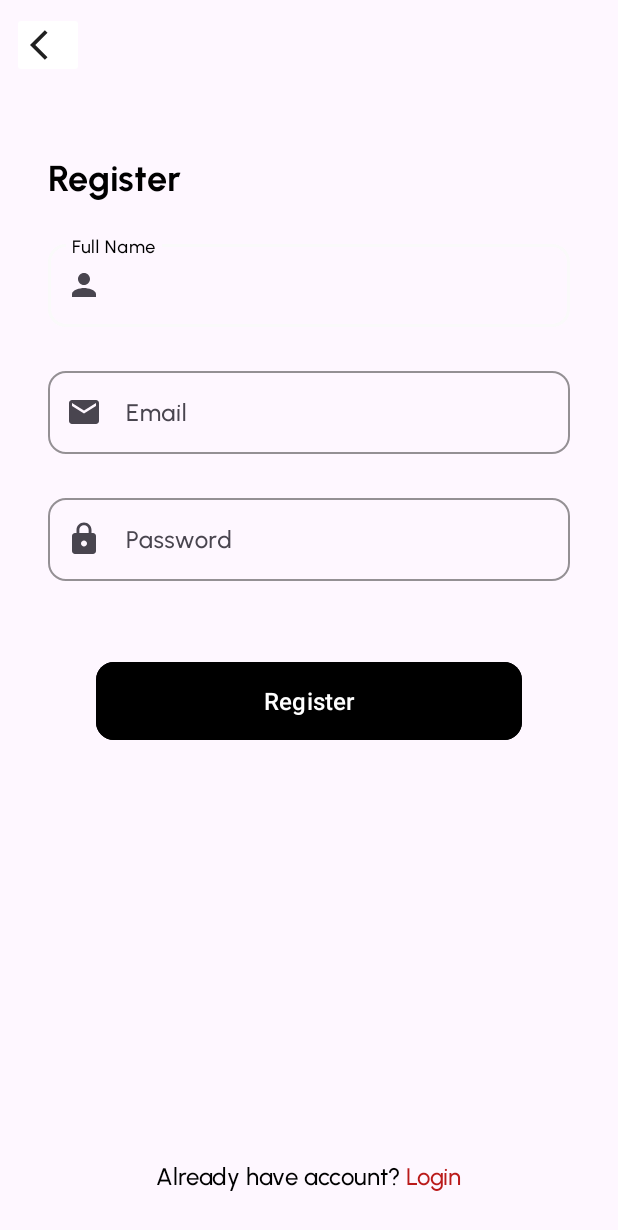
After one commit to wildanfatah22/challenge3, an Android app: the RegisterActivity screen opened directly, with no data from a screen before it, on a phone screen of 412 x 824 dp. The commit adds this screen. Shown: the top 1230 px of the screen. Run offline under Robolectric (Android 15) with nearby library versions, the phone set to English and light mode, and no system bars; 3 statements that could not run were skipped.

Commit message:
add splashscreen, register, and login. But main criteria already done last night

```diff
--- /dev/null
+++ b/app/src/main/java/com/example/challenge3/view/RegisterActivity.kt
@@ -0,0 +1,61 @@
+package com.example.challenge3.view
+
+import android.content.Intent
+import androidx.appcompat.app.AppCompatActivity
+import android.os.Bundle
+import android.view.View
+import com.example.challenge3.R
+import com.example.challenge3.databinding.ActivityRegisterBinding
+import com.google.android.material.textfield.TextInputLayout
+
+class RegisterActivity : AppCompatActivity() {
+
+    private lateinit var binding: ActivityRegisterBinding
+
+    override fun onCreate(savedInstanceState: Bundle?) {
+        super.onCreate(savedInstanceState)
+        setContentView(R.layout.activity_register)
+
+        btnRegisterClicked()
+        btnLoginClicked()
+        btnBackClicked()
+    }
+
+    private fun btnRegisterClicked() {
+        binding.btnRegister.setOnClickListener {
+            val name = binding.edtNameInput.text.toString()
+            val email = binding.edtEmailInput.text.toString()
+            val password = binding.edtPasswordInput.text.toString()
+
+            when {
+                name.isEmpty() -> showErrorAndFocus(binding.edtName, "Name cannot be empty")
+                email.isEmpty() -> showErrorAndFocus(binding.edtEmail, "Email cannot be empty")
+                password.isEmpty() -> showErrorAndFocus(binding.edtPassword, "Password cannot be empty")
+                else -> {
+                    val intent = Intent(this, MainActivity::class.java)
+                    startActivity(intent)
+                }
+            }
+        }
+    }
+
+    private fun showErrorAndFocus(view: View, errorMessage: String) {
+        if (view is TextInputLayout) {
+            view.error = errorMessage
+            view.editText?.requestFocus()
+        }
+    }
+
+    private fun btnLoginClicked() {
+        binding.goLogin.setOnClickListener {
+            val intent = Intent(this, LoginActivity::class.java)
+            startActivity(intent)
+        }
+    }
+
+    private fun btnBackClicked() {
+        binding.btnBack.setOnClickListener {
+            onBackPressed()
+        }
+    }
+}
--- /dev/null
+++ b/app/src/main/res/drawable/ic_email.xml
@@ -0,0 +1,5 @@
+<vector android:height="24dp" android:tint="#807A7A"
+    android:viewportHeight="24" android:viewportWidth="24"
+    android:width="24dp" xmlns:android="http://schemas.android.com/apk/res/android">
+    <path android:fillColor="@android:color/white" android:pathData="M20,4L4,4c-1.1,0 -1.99,0.9 -1.99,2L2,18c0,1.1 0.9,2 2,2h16c1.1,0 2,-0.9 2,-2L22,6c0,-1.1 -0.9,-2 -2,-2zM20,8l-8,5 -8,-5L4,6l8,5 8,-5v2z"/>
+</vector>
--- /dev/null
+++ b/app/src/main/res/drawable/ic_password.xml
@@ -0,0 +1,5 @@
+<vector android:height="24dp" android:tint="#807A7A"
+    android:viewportHeight="24" android:viewportWidth="24"
+    android:width="24dp" xmlns:android="http://schemas.android.com/apk/res/android">
+    <path android:fillColor="@android:color/white" android:pathData="M18,8h-1L17,6c0,-2.76 -2.24,-5 -5,-5S7,3.24 7,6v2L6,8c-1.1,0 -2,0.9 -2,2v10c0,1.1 0.9,2 2,2h12c1.1,0 2,-0.9 2,-2L20,10c0,-1.1 -0.9,-2 -2,-2zM12,17c-1.1,0 -2,-0.9 -2,-2s0.9,-2 2,-2 2,0.9 2,2 -0.9,2 -2,2zM15.1,8L8.9,8L8.9,6c0,-1.71 1.39,-3.1 3.1,-3.1 1.71,0 3.1,1.39 3.1,3.1v2z"/>
+</vector>
--- /dev/null
+++ b/app/src/main/res/drawable/ic_person.xml
@@ -0,0 +1,5 @@
+<vector android:height="24dp" android:tint="#807A7A"
+    android:viewportHeight="24" android:viewportWidth="24"
+    android:width="24dp" xmlns:android="http://schemas.android.com/apk/res/android">
+    <path android:fillColor="@android:color/white" android:pathData="M12,12c2.21,0 4,-1.79 4,-4s-1.79,-4 -4,-4 -4,1.79 -4,4 1.79,4 4,4zM12,14c-2.67,0 -8,1.34 -8,4v2h16v-2c0,-2.66 -5.33,-4 -8,-4z"/>
+</vector>
--- /dev/null
+++ b/app/src/main/res/layout/activity_register.xml
@@ -0,0 +1,146 @@
+<?xml version="1.0" encoding="utf-8"?>
+<androidx.constraintlayout.widget.ConstraintLayout xmlns:android="http://schemas.android.com/apk/res/android"
+    xmlns:app="http://schemas.android.com/apk/res-auto"
+    xmlns:tools="http://schemas.android.com/tools"
+    android:layout_width="match_parent"
+    android:layout_height="match_parent"
+    tools:context=".view.RegisterActivity">
+
+    <ImageButton
+        android:id="@+id/btn_back"
+        android:layout_width="wrap_content"
+        android:layout_height="wrap_content"
+        app:layout_constraintStart_toStartOf="parent"
+        app:layout_constraintTop_toTopOf="parent"
+        android:src="@drawable/ic_back"
+        android:backgroundTint="@color/white"
+        android:layout_marginStart="8dp"
+        android:layout_marginTop="8dp"/>
+
+    <LinearLayout
+        android:layout_width="match_parent"
+        android:layout_height="wrap_content"
+        app:layout_constraintStart_toStartOf="parent"
+        app:layout_constraintEnd_toEndOf="parent"
+        app:layout_constraintTop_toBottomOf="@id/btn_back"
+        android:layout_marginTop="50dp"
+        android:layout_marginHorizontal="32dp"
+        android:orientation="vertical">
+        <TextView
+            android:id="@+id/tv_login"
+            android:layout_width="wrap_content"
+            android:layout_height="wrap_content"
+            app:layout_constraintStart_toStartOf="parent"
+            android:text="@string/register"
+            android:textSize="24sp"
+            android:fontFamily="@font/urbanist_bold"
+            android:textColor="@color/black"/>
+
+        <com.google.android.material.textfield.TextInputLayout
+            android:id="@+id/edt_name"
+            android:layout_width="match_parent"
+            android:layout_height="wrap_content"
+            android:layout_marginTop="24dp"
+            app:boxCornerRadiusTopStart="12dp"
+            app:boxCornerRadiusTopEnd="12dp"
+            app:boxCornerRadiusBottomStart="12dp"
+            app:boxCornerRadiusBottomEnd="12dp"
+            app:boxStrokeColor="@color/light_gray"
+            app:startIconDrawable="@drawable/ic_person">
+            <com.google.android.material.textfield.TextInputEditText
+                android:id="@+id/edt_name_input"
+                android:layout_width="match_parent"
+                android:layout_height="wrap_content"
+                android:inputType="textPersonName"
+                android:hint="@string/name_full"
+                android:textSize="16sp"
+                android:fontFamily="@font/urbanist_medium"
+                android:textColorHint="@color/light_gray"/>
+        </com.google.android.material.textfield.TextInputLayout>
+
+
+        <com.google.android.material.textfield.TextInputLayout
+            android:id="@+id/edt_email"
+            android:layout_width="match_parent"
+            android:layout_height="wrap_content"
+            android:layout_marginTop="24dp"
+            app:boxCornerRadiusTopStart="12dp"
+            app:boxCornerRadiusTopEnd="12dp"
+            app:boxCornerRadiusBottomStart="12dp"
+            app:boxCornerRadiusBottomEnd="12dp"
+            app:boxStrokeColor="@color/light_gray"
+            app:startIconDrawable="@drawable/ic_email">
+            <com.google.android.material.textfield.TextInputEditText
+                android:id="@+id/edt_email_input"
+                android:layout_width="match_parent"
+                android:layout_height="wrap_content"
+                android:textSize="16sp"
+                android:fontFamily="@font/urbanist_medium"
+                android:inputType="textEmailAddress"
+                android:hint="@string/email"
+                android:textColorHint="@color/light_gray"/>
+        </com.google.android.material.textfield.TextInputLayout>
+
+        <com.google.android.material.textfield.TextInputLayout
+            android:id="@+id/edt_password"
+            android:layout_width="match_parent"
+            android:layout_height="wrap_content"
+            android:layout_marginTop="24dp"
+            app:boxCornerRadiusTopStart="12dp"
+            app:boxCornerRadiusTopEnd="12dp"
+            app:boxCornerRadiusBottomStart="12dp"
+            app:boxCornerRadiusBottomEnd="12dp"
+            app:boxStrokeColor="@color/light_gray"
+            app:startIconDrawable="@drawable/ic_password">
+            <com.google.android.material.textfield.TextInputEditText
+                android:id="@+id/edt_password_input"
+                android:layout_width="match_parent"
+                android:layout_height="wrap_content"
+                android:textSize="16sp"
+                android:fontFamily="@font/urbanist_medium"
+                android:inputType="textPassword"
+                android:hint="@string/password_hint"
+                android:textColorHint="@color/light_gray"/>
+        </com.google.android.material.textfield.TextInputLayout>
+
+        <com.google.android.material.button.MaterialButton
+            android:id="@+id/btn_register"
+            android:layout_width="match_parent"
+            android:layout_height="60dp"
+            android:layout_marginTop="50dp"
+            android:layout_marginHorizontal="32dp"
+            android:text="@string/register"
+            android:textSize="16sp"
+            android:backgroundTint="@color/black"
+            app:cornerRadius="12dp" />
+    </LinearLayout>
+
+    <TextView
+        android:id="@+id/have_acc"
+        android:layout_width="wrap_content"
+        android:layout_height="wrap_content"
+        app:layout_constraintEnd_toStartOf="@id/go_login"
+        app:layout_constraintStart_toStartOf="parent"
+        app:layout_constraintBottom_toBottomOf="parent"
+        android:text="@string/have_account"
+        android:layout_marginEnd="4dp"
+        android:layout_marginBottom="30dp"
+        android:fontFamily="@font/urbanist_medium"
+        android:textSize="16sp"
+        android:textColor="@color/black"
+        app:layout_constraintHorizontal_chainStyle="packed"/>
+
+    <TextView
+        android:id="@+id/go_login"
+        android:layout_width="wrap_content"
+        android:layout_height="wrap_content"
+        app:layout_constraintEnd_toEndOf="parent"
+        app:layout_constraintStart_toEndOf="@id/have_acc"
+        app:layout_constraintBottom_toBottomOf="parent"
+        android:layout_marginBottom="30dp"
+        android:fontFamily="@font/urbanist_medium"
+        android:textSize="16sp"
+        android:textColor="@color/red"
+        android:text="@string/login_text"/>
+
+</androidx.constraintlayout.widget.ConstraintLayout>
--- a/app/src/main/res/values/colors.xml
+++ b/app/src/main/res/values/colors.xml
@@ -2,4 +2,6 @@
 <resources>
     <color name="black">#FF000000</color>
     <color name="white">#FFFFFFFF</color>
+    <color name="red">#ba1a1a</color>
+    <color name="light_gray">#FAFAFA</color>
 </resources>
--- a/app/src/main/res/values/strings.xml
+++ b/app/src/main/res/values/strings.xml
@@ -7,4 +7,12 @@
     <string name="hi">Hi,</string>
     <string name="user">Wildan</string>
     <string name="book_list">Book List</string>
+    <string name="description">Book List App</string>
+    <string name="login_text">Login</string>
+    <string name="email">Email</string>
+    <string name="password_hint">Password</string>
+    <string name="havent_account">Didn\\\'t have account?</string>
+    <string name="register">Register</string>
+    <string name="name_full">Full Name</string>
+    <string name="have_account">Already have account?</string>
 </resources>
```
Also changed, not shown: app/src/main/AndroidManifest.xml (+16 -7 lines), app/src/main/java/com/example/challenge3/view/LoginActivity.kt (added, +52 -0 lines), app/src/main/java/com/example/challenge3/view/SplashScreenActivity.kt (added, +50 -0 lines), app/src/main/res/anim/bottom_animation.xml (added, +12 -0 lines), app/src/main/res/anim/top_animation.xml (added, +13 -0 lines), app/src/main/res/layout/activity_login.xml (added, +144 -0 lines), app/src/main/res/layout/activity_splash_screen.xml (added, +57 -0 lines).
